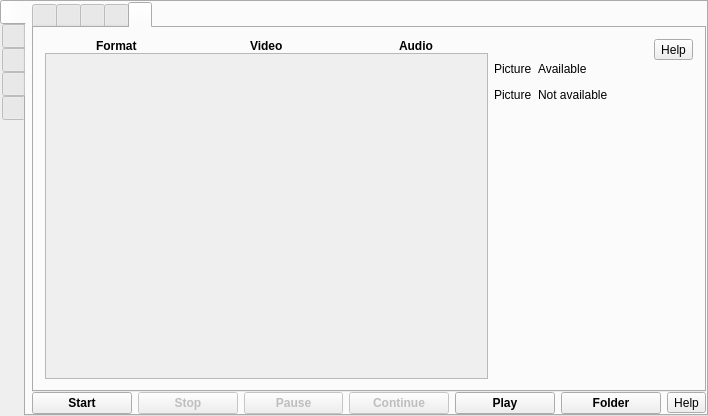
Qt form src/formMainWindow.ui (vkohaupt/vokoscreenNG) before a commit.
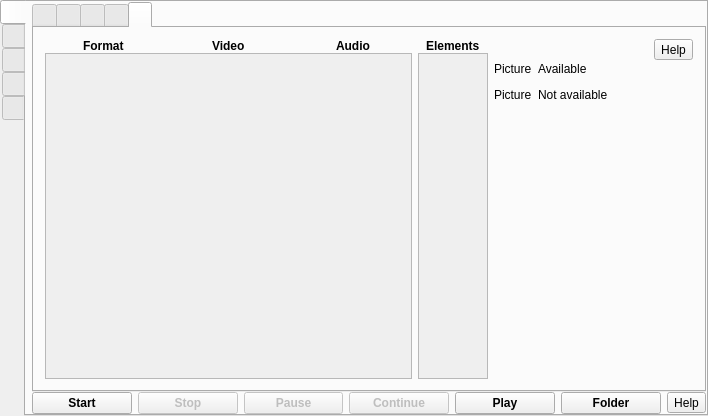
The same form after that commit. The open tabs and pages were chosen to show the change. Icons and pictures are not drawn.

The edit to the form file:
```diff
--- a/src/formMainWindow.ui
+++ b/src/formMainWindow.ui
@@ -1612,7 +1612,7 @@
            <attribute name="title">
             <string notr="true"/>
            </attribute>
-           <layout class="QHBoxLayout" name="horizontalLayout_11" stretch="1,0,0">
+           <layout class="QHBoxLayout" name="horizontalLayout_11" stretch="1,0,0,0">
             <item>
              <layout class="QVBoxLayout" name="verticalLayout_6">
               <property name="spacing">
@@ -1677,7 +1677,7 @@
                   <rect>
                    <x>0</x>
                    <y>0</y>
-                   <width>359</width>
+                   <width>267</width>
                    <height>299</height>
                   </rect>
                  </property>
@@ -1694,6 +1694,48 @@
               </item>
              </layout>
             </item>
+            <item>
+             <layout class="QVBoxLayout" name="verticalLayout_28">
+              <property name="spacing">
+               <number>0</number>
+              </property>
+              <item>
+               <layout class="QHBoxLayout" name="horizontalLayout_8">
+                <item alignment="Qt::AlignHCenter">
+                 <widget class="QLabel" name="label_23">
+                  <property name="font">
+                   <font>
+                    <weight>75</weight>
+                    <bold>true</bold>
+                   </font>
+                  </property>
+                  <property name="text">
+                   <string>Elements</string>
+                  </property>
+                 </widget>
+                </item>
+               </layout>
+              </item>
+              <item>
+               <widget class="QScrollArea" name="scrollAreaElements">
+                <property name="widgetResizable">
+                 <bool>true</bool>
+                </property>
+                <widget class="QWidget" name="scrollAreaWidgetContentsElements">
+                 <property name="geometry">
+                  <rect>
+                   <x>0</x>
+                   <y>0</y>
+                   <width>80</width>
+                   <height>299</height>
+                  </rect>
+                 </property>
+                 <layout class="QGridLayout" name="gridLayout_8"/>
+                </widget>
+               </widget>
+              </item>
+             </layout>
+            </item>
             <item>
              <layout class="QVBoxLayout" name="verticalLayout_12">
               <item>
```
Left out of the diff: 5 changed lines with no effect on the pictures.
